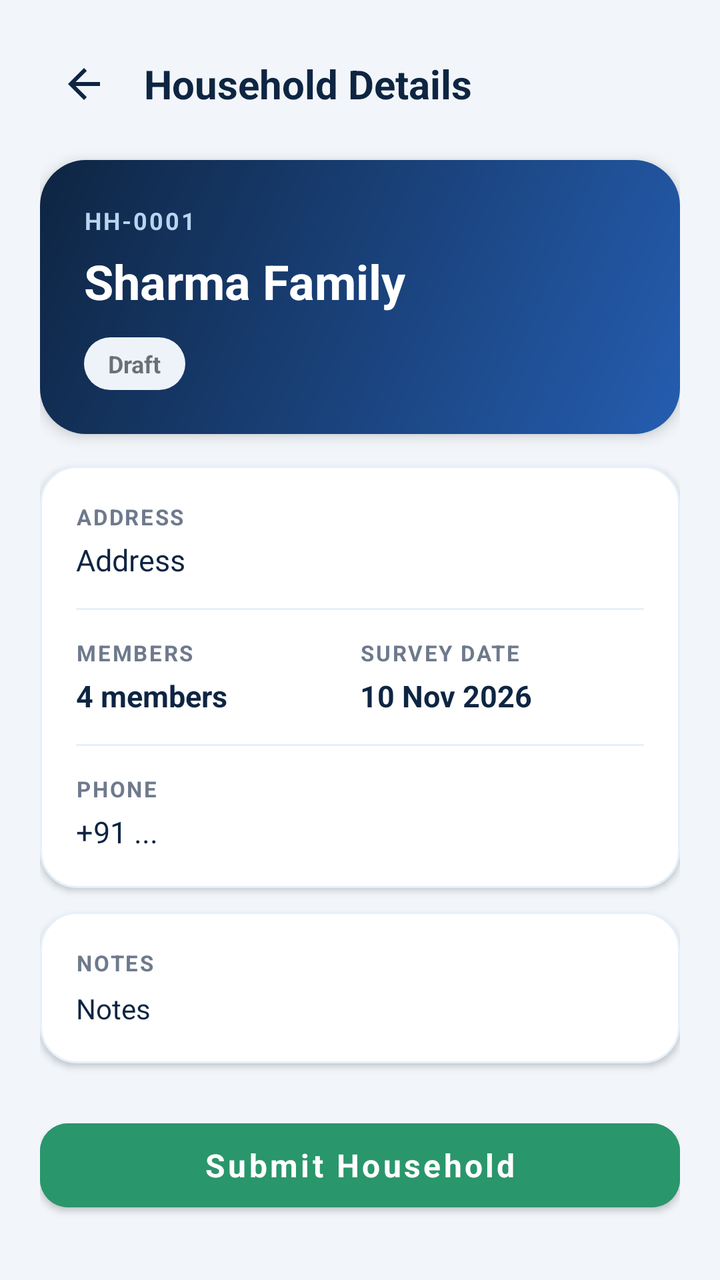
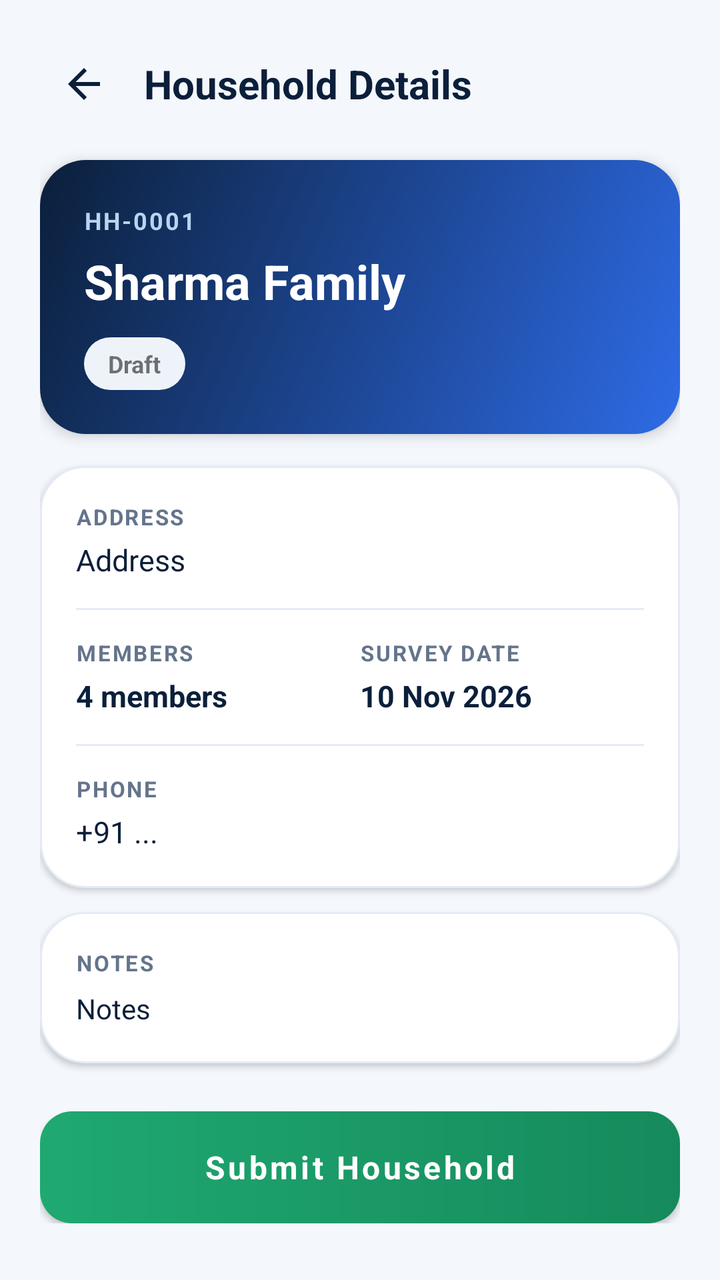

Two renders of the same Android screen: before a commit and after it. Below are the layout's source before the change and the commit's diff.
<!-- AndroidManifest.xml: application theme Theme.CSUCensus -->
<!-- res/layout/activity_household_detail.xml -->
<?xml version="1.0" encoding="utf-8"?>
<ScrollView
    xmlns:android="http://schemas.android.com/apk/res/android"
    xmlns:app="http://schemas.android.com/apk/res-auto"
    android:layout_width="match_parent"
    android:layout_height="match_parent"
    android:background="@color/background"
    android:scrollbars="none">

    <LinearLayout
        android:layout_width="match_parent"
        android:layout_height="wrap_content"
        android:orientation="vertical"
        android:padding="20dp">

        <LinearLayout
            android:layout_width="match_parent"
            android:layout_height="wrap_content"
            android:orientation="horizontal"
            android:gravity="center_vertical">

            <ImageButton
                android:id="@+id/btnBack"
                android:layout_width="44dp"
                android:layout_height="44dp"
                android:src="@drawable/ic_back"
                android:background="?attr/selectableItemBackgroundBorderless"
                android:contentDescription="Back"
                app:tint="@color/navy" />

            <TextView
                android:layout_width="0dp"
                android:layout_height="wrap_content"
                android:layout_weight="1"
                android:text="Household Details"
                android:textSize="20sp"
                android:textStyle="bold"
                android:textColor="@color/navy"
                android:layout_marginStart="8dp" />
        </LinearLayout>

        
        <LinearLayout
            android:layout_width="match_parent"
            android:layout_height="wrap_content"
            android:orientation="vertical"
            android:background="@drawable/bg_progress_card"
            android:padding="22dp"
            android:layout_marginTop="16dp"
            android:elevation="4dp">

            <TextView
                android:id="@+id/tvDetailId"
                android:layout_width="wrap_content"
                android:layout_height="wrap_content"
                android:text="HH-0001"
                android:textColor="#B8D4F0"
                android:textSize="12sp"
                android:textStyle="bold"
                android:letterSpacing="0.08" />

            <TextView
                android:id="@+id/tvDetailName"
                android:layout_width="wrap_content"
                android:layout_height="wrap_content"
                android:text="Sharma Family"
                android:textColor="@color/white"
                android:textSize="24sp"
                android:textStyle="bold"
                android:layout_marginTop="6dp" />

            <TextView
                android:id="@+id/tvDetailStatus"
                android:layout_width="wrap_content"
                android:layout_height="wrap_content"
                android:text="Draft"
                android:textSize="12sp"
                android:textStyle="bold"
                android:paddingHorizontal="12dp"
                android:paddingVertical="5dp"
                android:layout_marginTop="12dp"
                android:background="@drawable/bg_status_draft" />
        </LinearLayout>

        
        <LinearLayout
            android:layout_width="match_parent"
            android:layout_height="wrap_content"
            android:orientation="vertical"
            android:background="@drawable/bg_card"
            android:padding="18dp"
            android:layout_marginTop="16dp"
            android:elevation="2dp">

            <TextView
                android:layout_width="wrap_content"
                android:layout_height="wrap_content"
                android:text="ADDRESS"
                android:textColor="@color/muted"
                android:textSize="11sp"
                android:textStyle="bold"
                android:letterSpacing="0.08" />

            <TextView
                android:id="@+id/tvDetailAddress"
                android:layout_width="match_parent"
                android:layout_height="wrap_content"
                android:text="Address"
                android:textColor="@color/navy"
                android:textSize="15sp"
                android:layout_marginTop="4dp" />

            <View
                android:layout_width="match_parent"
                android:layout_height="1dp"
                android:background="@color/line"
                android:layout_marginVertical="14dp" />

            <LinearLayout
                android:layout_width="match_parent"
                android:layout_height="wrap_content"
                android:orientation="horizontal">

                <LinearLayout
                    android:layout_width="0dp"
                    android:layout_height="wrap_content"
                    android:layout_weight="1"
                    android:orientation="vertical">

                    <TextView
                        android:layout_width="wrap_content"
                        android:layout_height="wrap_content"
                        android:text="MEMBERS"
                        android:textColor="@color/muted"
                        android:textSize="11sp"
                        android:textStyle="bold"
                        android:letterSpacing="0.08" />

                    <TextView
                        android:id="@+id/tvDetailMembers"
                        android:layout_width="wrap_content"
                        android:layout_height="wrap_content"
                        android:text="4 members"
                        android:textColor="@color/navy"
                        android:textSize="15sp"
                        android:textStyle="bold"
                        android:layout_marginTop="4dp" />
                </LinearLayout>

                <LinearLayout
                    android:layout_width="0dp"
                    android:layout_height="wrap_content"
                    android:layout_weight="1"
                    android:orientation="vertical">

                    <TextView
                        android:layout_width="wrap_content"
                        android:layout_height="wrap_content"
                        android:text="SURVEY DATE"
                        android:textColor="@color/muted"
                        android:textSize="11sp"
                        android:textStyle="bold"
                        android:letterSpacing="0.08" />

                    <TextView
                        android:id="@+id/tvDetailDate"
                        android:layout_width="wrap_content"
                        android:layout_height="wrap_content"
                        android:text="10 Nov 2026"
                        android:textColor="@color/navy"
                        android:textSize="15sp"
                        android:textStyle="bold"
                        android:layout_marginTop="4dp" />
                </LinearLayout>
            </LinearLayout>

            <View
                android:layout_width="match_parent"
                android:layout_height="1dp"
                android:background="@color/line"
                android:layout_marginVertical="14dp" />

            <TextView
                android:layout_width="wrap_content"
                android:layout_height="wrap_content"
                android:text="PHONE"
                android:textColor="@color/muted"
                android:textSize="11sp"
                android:textStyle="bold"
                android:letterSpacing="0.08" />

            <TextView
                android:id="@+id/tvDetailPhone"
                android:layout_width="match_parent"
                android:layout_height="wrap_content"
                android:text="+91 ..."
                android:textColor="@color/navy"
                android:textSize="15sp"
                android:layout_marginTop="4dp" />
        </LinearLayout>

        
        <LinearLayout
            android:layout_width="match_parent"
            android:layout_height="wrap_content"
            android:orientation="vertical"
            android:background="@drawable/bg_card"
            android:padding="18dp"
            android:layout_marginTop="12dp"
            android:elevation="2dp">

            <TextView
                android:layout_width="wrap_content"
                android:layout_height="wrap_content"
                android:text="NOTES"
                android:textColor="@color/muted"
                android:textSize="11sp"
                android:textStyle="bold"
                android:letterSpacing="0.08" />

            <TextView
                android:id="@+id/tvDetailNotes"
                android:layout_width="match_parent"
                android:layout_height="wrap_content"
                android:text="Notes"
                android:textColor="@color/navy"
                android:textSize="14sp"
                android:layout_marginTop="6dp"
                android:lineSpacingExtra="3dp" />
        </LinearLayout>

        <com.google.android.material.button.MaterialButton
            android:id="@+id/btnSubmitHousehold"
            android:layout_width="match_parent"
            android:layout_height="54dp"
            android:text="Submit Household"
            android:textAllCaps="false"
            android:textSize="16sp"
            android:textStyle="bold"
            android:backgroundTint="@color/green"
            android:layout_marginTop="24dp"
            app:cornerRadius="14dp" />

    </LinearLayout>
</ScrollView>
<!-- resources referenced by this layout -->
<resources>
  <color name="background">#F2F6FA</color>
  <color name="green">#2A966B</color>
  <color name="line">#E6F0FB</color>
  <color name="muted">#6E7A8C</color>
  <color name="navy">#0E2542</color>
  <color name="white">#FFFFFF</color>
  <!-- drawable bg_card (drawable) -->
  <?xml version="1.0" encoding="utf-8"?>
  <shape xmlns:android="http://schemas.android.com/apk/res/android">
      <solid android:color="@color/white" />
      <corners android:radius="18dp" />
      <stroke android:width="1dp" android:color="@color/light_blue" />
  </shape>
  <!-- drawable bg_progress_card (drawable) -->
  <?xml version="1.0" encoding="utf-8"?>
  <shape xmlns:android="http://schemas.android.com/apk/res/android">
      <gradient
          android:startColor="@color/progress_start"
          android:endColor="@color/progress_end"
          android:angle="135" />
      <corners android:radius="23dp" />
  </shape>
  <!-- drawable bg_status_draft (drawable) -->
  <?xml version="1.0" encoding="utf-8"?>
  <shape xmlns:android="http://schemas.android.com/apk/res/android">
      <solid android:color="#EEF3FA" />
      <corners android:radius="20dp" />
  </shape>
  <!-- drawable ic_back (drawable) -->
  <?xml version="1.0" encoding="utf-8"?>
  <vector xmlns:android="http://schemas.android.com/apk/res/android"
      android:width="24dp" android:height="24dp"
      android:viewportWidth="24" android:viewportHeight="24">
      <path android:fillColor="#0E2542"
          android:pathData="M20,11H7.83l5.59,-5.59L12,4l-8,8 8,8 1.41,-1.41L7.83,13H20v-2z"/>
  </vector>
  <style name="Theme.CSUCensus" parent="Theme.MaterialComponents.DayNight.NoActionBar">
          <item name="colorPrimary">@color/blue</item>
          <item name="colorPrimaryVariant">@color/blue_dark</item>
          <item name="colorSecondary">@color/green</item>
          <item name="colorOnPrimary">@color/white</item>
          <item name="android:fontFamily">sans-serif</item>
          <item name="android:windowLightStatusBar">true</item>
          <item name="android:statusBarColor">@android:color/transparent</item>
          <item name="android:navigationBarColor">@color/white</item>
          <item name="android:windowLightNavigationBar">true</item>
          <item name="android:windowBackground">@color/background</item>
      </style>
  <color name="light_blue">#E6F0FB</color>
  <color name="progress_start">#255DB0</color>
  <color name="progress_end">#0E2542</color>
  <color name="blue">#255DB0</color>
  <color name="blue_dark">#1E4A8C</color>
</resources>

<!-- the commit's change to res/layout/activity_household_detail.xml (unified diff, before → after) -->
@@ -5,20 +5,20 @@
     android:layout_width="match_parent"
     android:layout_height="match_parent"
     android:background="@color/background"
-    android:scrollbars="none">
-
+    android:scrollbars="none"
+    >
     <LinearLayout
         android:layout_width="match_parent"
         android:layout_height="wrap_content"
         android:orientation="vertical"
-        android:padding="20dp">
-
+        android:padding="20dp"
+        >
         <LinearLayout
             android:layout_width="match_parent"
             android:layout_height="wrap_content"
             android:orientation="horizontal"
-            android:gravity="center_vertical">
-
+            android:gravity="center_vertical"
+            >
             <ImageButton
                 android:id="@+id/btnBack"
                 android:layout_width="44dp"
@@ -27,7 +27,6 @@
                 android:background="?attr/selectableItemBackgroundBorderless"
                 android:contentDescription="Back"
                 app:tint="@color/navy" />
-
             <TextView
                 android:layout_width="0dp"
                 android:layout_height="wrap_content"
@@ -38,8 +37,6 @@
                 android:textColor="@color/navy"
                 android:layout_marginStart="8dp" />
         </LinearLayout>
-
-        
         <LinearLayout
             android:layout_width="match_parent"
             android:layout_height="wrap_content"
@@ -47,8 +44,8 @@
             android:background="@drawable/bg_progress_card"
             android:padding="22dp"
             android:layout_marginTop="16dp"
-            android:elevation="4dp">
-
+            android:elevation="4dp"
+            >
             <TextView
                 android:id="@+id/tvDetailId"
                 android:layout_width="wrap_content"
@@ -58,7 +55,6 @@
                 android:textSize="12sp"
                 android:textStyle="bold"
                 android:letterSpacing="0.08" />
-
             <TextView
                 android:id="@+id/tvDetailName"
                 android:layout_width="wrap_content"
@@ -68,7 +64,6 @@
                 android:textSize="24sp"
                 android:textStyle="bold"
                 android:layout_marginTop="6dp" />
-
             <TextView
                 android:id="@+id/tvDetailStatus"
                 android:layout_width="wrap_content"
@@ -81,8 +76,6 @@
                 android:layout_marginTop="12dp"
                 android:background="@drawable/bg_status_draft" />
         </LinearLayout>
-
-        
         <LinearLayout
             android:layout_width="match_parent"
             android:layout_height="wrap_content"
@@ -90,8 +83,8 @@
             android:background="@drawable/bg_card"
             android:padding="18dp"
             android:layout_marginTop="16dp"
-            android:elevation="2dp">
-
+            android:elevation="2dp"
+            >
             <TextView
                 android:layout_width="wrap_content"
                 android:layout_height="wrap_content"
@@ -100,7 +93,6 @@
                 android:textSize="11sp"
                 android:textStyle="bold"
                 android:letterSpacing="0.08" />
-
             <TextView
                 android:id="@+id/tvDetailAddress"
                 android:layout_width="match_parent"
@@ -109,24 +101,22 @@
                 android:textColor="@color/navy"
                 android:textSize="15sp"
                 android:layout_marginTop="4dp" />
-
             <View
                 android:layout_width="match_parent"
                 android:layout_height="1dp"
                 android:background="@color/line"
                 android:layout_marginVertical="14dp" />
-
             <LinearLayout
                 android:layout_width="match_parent"
                 android:layout_height="wrap_content"
-                android:orientation="horizontal">
-
+                android:orientation="horizontal"
+                >
                 <LinearLayout
                     android:layout_width="0dp"
                     android:layout_height="wrap_content"
                     android:layout_weight="1"
-                    android:orientation="vertical">
-
+                    android:orientation="vertical"
+                    >
                     <TextView
                         android:layout_width="wrap_content"
                         android:layout_height="wrap_content"
@@ -135,7 +125,6 @@
                         android:textSize="11sp"
                         android:textStyle="bold"
                         android:letterSpacing="0.08" />
-
                     <TextView
                         android:id="@+id/tvDetailMembers"
                         android:layout_width="wrap_content"
@@ -146,13 +135,12 @@
                         android:textStyle="bold"
                         android:layout_marginTop="4dp" />
                 </LinearLayout>
-
                 <LinearLayout
                     android:layout_width="0dp"
                     android:layout_height="wrap_content"
                     android:layout_weight="1"
-                    android:orientation="vertical">
-
+                    android:orientation="vertical"
+                    >
                     <TextView
                         android:layout_width="wrap_content"
                         android:layout_height="wrap_content"
@@ -161,7 +149,6 @@
                         android:textSize="11sp"
                         android:textStyle="bold"
                         android:letterSpacing="0.08" />
-
                     <TextView
                         android:id="@+id/tvDetailDate"
                         android:layout_width="wrap_content"
@@ -173,13 +160,11 @@
                         android:layout_marginTop="4dp" />
                 </LinearLayout>
             </LinearLayout>
-
             <View
                 android:layout_width="match_parent"
                 android:layout_height="1dp"
                 android:background="@color/line"
                 android:layout_marginVertical="14dp" />
-
             <TextView
                 android:layout_width="wrap_content"
                 android:layout_height="wrap_content"
@@ -188,7 +173,6 @@
                 android:textSize="11sp"
                 android:textStyle="bold"
                 android:letterSpacing="0.08" />
-
             <TextView
                 android:id="@+id/tvDetailPhone"
                 android:layout_width="match_parent"
@@ -198,8 +182,6 @@
                 android:textSize="15sp"
                 android:layout_marginTop="4dp" />
         </LinearLayout>
-
-        
         <LinearLayout
             android:layout_width="match_parent"
             android:layout_height="wrap_content"
@@ -207,8 +189,8 @@
             android:background="@drawable/bg_card"
             android:padding="18dp"
             android:layout_marginTop="12dp"
-            android:elevation="2dp">
-
+            android:elevation="2dp"
+            >
             <TextView
                 android:layout_width="wrap_content"
                 android:layout_height="wrap_content"
@@ -217,7 +199,6 @@
                 android:textSize="11sp"
                 android:textStyle="bold"
                 android:letterSpacing="0.08" />
-
             <TextView
                 android:id="@+id/tvDetailNotes"
                 android:layout_width="match_parent"
@@ -228,18 +209,18 @@
                 android:layout_marginTop="6dp"
                 android:lineSpacingExtra="3dp" />
         </LinearLayout>
-
         <com.google.android.material.button.MaterialButton
             android:id="@+id/btnSubmitHousehold"
             android:layout_width="match_parent"
-            android:layout_height="54dp"
+            android:layout_height="56dp"
             android:text="Submit Household"
             android:textAllCaps="false"
             android:textSize="16sp"
             android:textStyle="bold"
-            android:backgroundTint="@color/green"
+            android:textColor="@color/white"
+            android:background="@drawable/bg_success_button"
+            app:backgroundTint="@null"
             android:layout_marginTop="24dp"
-            app:cornerRadius="14dp" />
-
+            app:cornerRadius="16dp" />
     </LinearLayout>
 </ScrollView>
<!-- resource entries referenced after the edit -->
@@ -1,17 +1,17 @@
 <!-- resources referenced by this layout -->
 <resources>
-  <color name="background">#F2F6FA</color>
-  <color name="green">#2A966B</color>
-  <color name="line">#E6F0FB</color>
-  <color name="muted">#6E7A8C</color>
-  <color name="navy">#0E2542</color>
+  <color name="background">#F4F7FC</color>
+  <color name="green">#1FA971</color>
+  <color name="line">#E4EBF5</color>
+  <color name="muted">#64748B</color>
+  <color name="navy">#0B1F3A</color>
   <color name="white">#FFFFFF</color>
   <!-- drawable bg_card (drawable) -->
   <?xml version="1.0" encoding="utf-8"?>
   <shape xmlns:android="http://schemas.android.com/apk/res/android">
       <solid android:color="@color/white" />
-      <corners android:radius="18dp" />
-      <stroke android:width="1dp" android:color="@color/light_blue" />
+      <corners android:radius="22dp" />
+      <stroke android:width="1dp" android:color="@color/line" />
   </shape>
   <!-- drawable bg_progress_card (drawable) -->
   <?xml version="1.0" encoding="utf-8"?>
@@ -28,6 +28,20 @@
       <solid android:color="#EEF3FA" />
       <corners android:radius="20dp" />
   </shape>
+  <!-- drawable bg_success_button (drawable) -->
+  <?xml version="1.0" encoding="utf-8"?>
+  <ripple xmlns:android="http://schemas.android.com/apk/res/android"
+      android:color="#33FFFFFF">
+      <item>
+          <shape>
+              <gradient
+                  android:startColor="@color/green"
+                  android:endColor="#168A5C"
+                  android:angle="0" />
+              <corners android:radius="16dp" />
+          </shape>
+      </item>
+  </ripple>
   <!-- drawable ic_back (drawable) -->
   <?xml version="1.0" encoding="utf-8"?>
   <vector xmlns:android="http://schemas.android.com/apk/res/android"
@@ -48,10 +62,9 @@
           <item name="android:windowLightNavigationBar">true</item>
           <item name="android:windowBackground">@color/background</item>
       </style>
-  <color name="light_blue">#E6F0FB</color>
-  <color name="progress_start">#255DB0</color>
-  <color name="progress_end">#0E2542</color>
-  <color name="blue">#255DB0</color>
-  <color name="blue_dark">#1E4A8C</color>
+  <color name="progress_start">#2E6BE6</color>
+  <color name="progress_end">#0B1F3A</color>
+  <color name="blue">#2E6BE6</color>
+  <color name="blue_dark">#1B4DB3</color>
 </resources>
 
